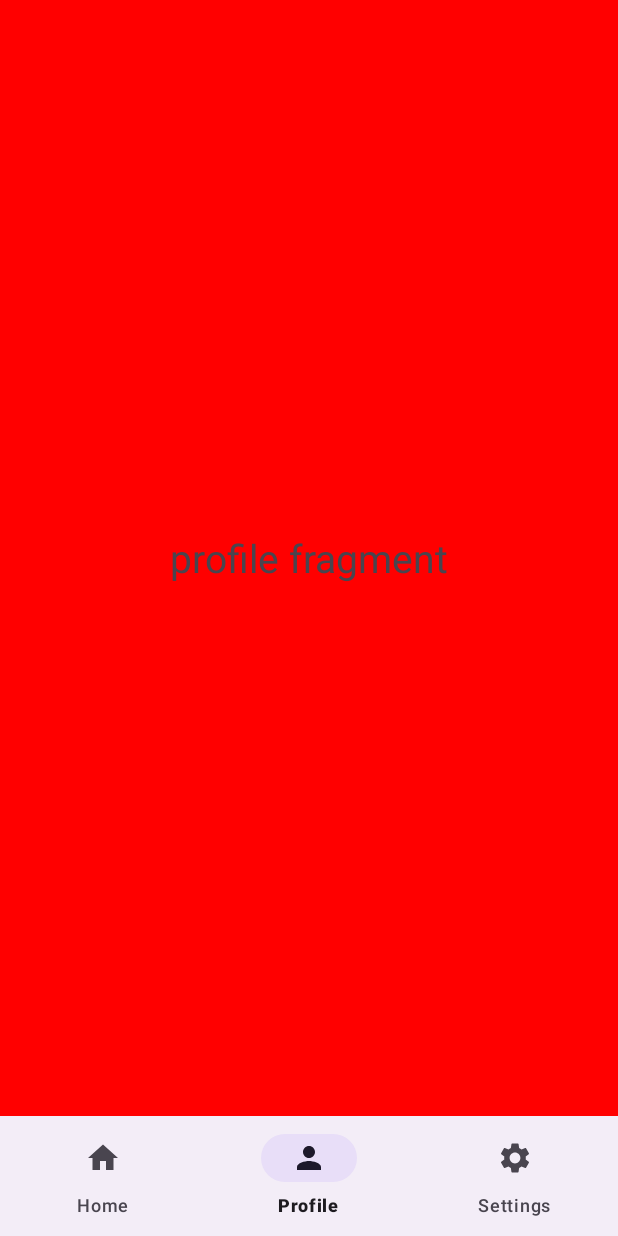
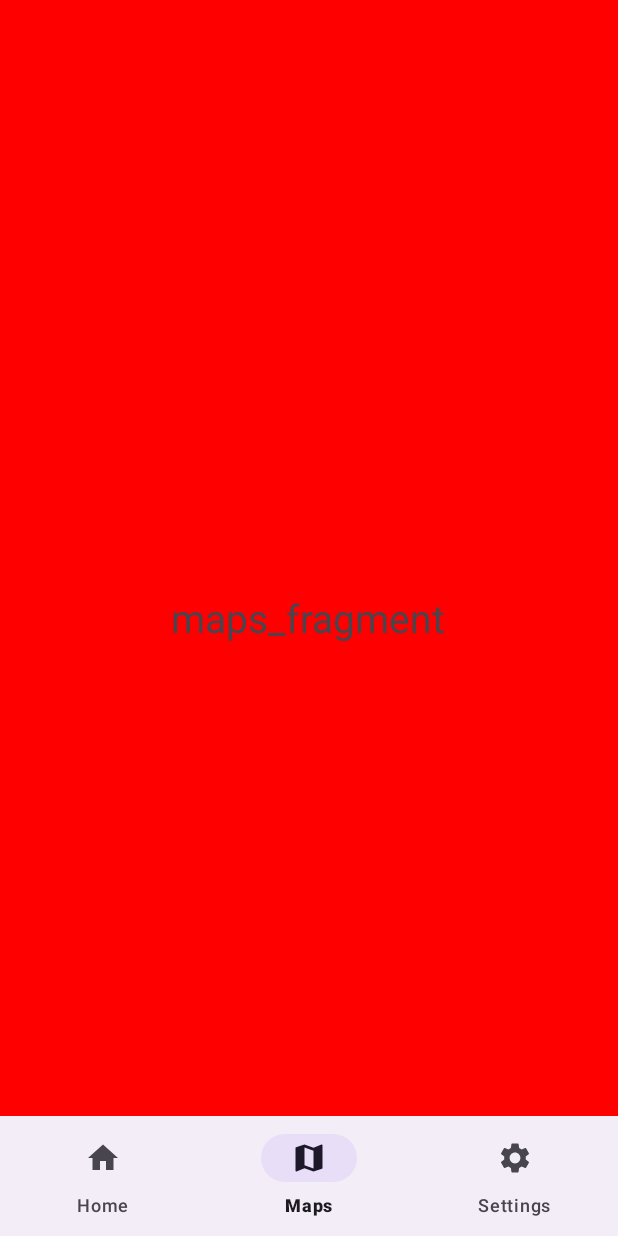
Before and after one commit to I2oman/NESColGlass_AndroidApp, an Android app: the screen it shows after launch (MainActivity), item 2 of the bottom bar chosen, on a phone screen of 412 x 824 dp. Run offline under Robolectric (Android 15) with nearby library versions, the phone set to English and light mode, and no system bars.

```diff
--- /dev/null
+++ b/app/src/main/java/com/example/nescolglass/FragmentPagerAdapter.java
@@ -0,0 +1,55 @@
+package com.example.nescolglass;
+
+import static com.example.nescolglass.Globals.INPUT_STREAM_DISCONNECT;
+import static com.example.nescolglass.Globals.INPUT_STREAM_FAIL;
+import static com.example.nescolglass.Globals.LASTDEVADDR;
+import static com.example.nescolglass.Globals.OUTPUT_STREAM_FAIL;
+import static com.example.nescolglass.Globals.SENDING_FAILURE;
+import static com.example.nescolglass.Globals.SOCKET_CLOSING_ERROR;
+import static com.example.nescolglass.Globals.SOCKET_FAIL;
+import static com.example.nescolglass.Globals.STATE_CONNECTED;
+import static com.example.nescolglass.Globals.STATE_CONNECTING;
+import static com.example.nescolglass.Globals.STATE_CONNECTION_FAILED;
+import static com.example.nescolglass.Globals.STATE_DISCONNECTED;
+import static com.example.nescolglass.Globals.STATE_DISCONNECTED_ERROR;
+import static com.example.nescolglass.Globals.STATE_DISCONNECTED_SUCCESS;
+import static com.example.nescolglass.Globals.STATE_LISTENING;
+import static com.example.nescolglass.Globals.STATE_MESSAGE_RECEIVED;
+import static com.example.nescolglass.Globals.STATE_MESSAGE_SENT;
+import static com.example.nescolglass.LocalStorage.putPrefs;
+
+
+import android.os.Handler;
+import android.util.Log;
+import android.widget.Toast;
+
+import androidx.annotation.NonNull;
+import androidx.fragment.app.Fragment;
+import androidx.fragment.app.FragmentActivity;
+import androidx.viewpager2.adapter.FragmentStateAdapter;
+
+public class FragmentPagerAdapter extends FragmentStateAdapter {
+    private SettingsPage settingsPage;
+
+    public FragmentPagerAdapter(@NonNull FragmentActivity fragment) {
+        super(fragment);
+    }
+
+    @NonNull
+    @Override
+    public Fragment createFragment(int position) {
+        switch (position){
+            case 0:
+                return new HomePage();
+            case 1:
+                return new MapsPage();
+        }
+        return null;
+    }
+
+    @Override
+    public int getItemCount() {
+        return 2;
+    }
+
+}
--- a/app/src/main/java/com/example/nescolglass/MainActivity.java
+++ b/app/src/main/java/com/example/nescolglass/MainActivity.java
@@ -30,6 +30,7 @@ import android.os.Bundle;
 import android.os.Handler;
 import android.provider.Settings;
 import android.util.Log;
+import android.view.MenuItem;
 import android.widget.Toast;
 
 import androidx.appcompat.app.AppCompatActivity;
@@ -38,12 +39,24 @@ import androidx.fragment.app.Fragment;
 import androidx.fragment.app.FragmentManager;
 import androidx.fragment.app.FragmentTransaction;
 
+import androidx.viewpager2.widget.ViewPager2;
+
 import com.example.nescolglass.databinding.ActivityMainBinding;
+import com.google.android.material.bottomnavigation.BottomNavigationItemView;
+import com.google.android.material.bottomnavigation.BottomNavigationView;
+
 
 import java.util.ArrayList;
 import java.util.Set;
 
 public class MainActivity extends AppCompatActivity {
+    MenuItem previousMenuItem;
+    private FragmentPagerAdapter aFragmetnadapter;
+
+    private BottomNavigationView mBottomNavigationView;
+
+
+    private ViewPager2 viewPager2;
     ActivityMainBinding binding;
     private LocalStorage localStorage;
     private BluetoothAdapter bluetoothAdapter;
@@ -74,7 +87,14 @@ public class MainActivity extends AppCompatActivity {
 
         binding = ActivityMainBinding.inflate(getLayoutInflater());
         setContentView(binding.getRoot());
-        replaceFragment(new HomePage());
+        mBottomNavigationView = binding.bottomNavigationView;
+        mBottomNavigationView.getMenu().getItem(2).setChecked(true);
+        viewPager2=findViewById(R.id.view_pager);
+        viewPager2.setAdapter(new FragmentPagerAdapter(this));
+
+
+
+
 
         localStorage = new LocalStorage(this);
 //        showPrefs();
@@ -103,19 +123,21 @@ public class MainActivity extends AppCompatActivity {
 
         binding.bottomNavigationView.setOnItemSelectedListener(item -> {
             if (item.getItemId() == R.id.menu_item_home) {
-                replaceFragment(new HomePage());
+                viewPager2.setCurrentItem(0);
                 return true;
-            } else if ((item.getItemId() == R.id.menu_item_profile)) {
-                replaceFragment(new ProfilePage());
+            } else if ((item.getItemId() == R.id.menu_item_maps)) {
+                viewPager2.setCurrentItem(1);
                 return true;
             } else if ((item.getItemId() == R.id.menu_item_settings)) {
                 replaceFragment(settingsPage);
                 return true;
             }
 
+
             return true;
         });
     }
+
 
     private void replaceFragment(Fragment fragment) {
         FragmentManager fragmentManager = getSupportFragmentManager();
@@ -123,6 +145,7 @@ public class MainActivity extends AppCompatActivity {
         fragmentTransaction.replace(R.id.frameLayout, fragment);
         fragmentTransaction.commit();
     }
+
 
     private void restartOrEnableNotificationListenerService() {
         if (!isNotificationServiceEnabled()) {
@@ -283,4 +306,6 @@ public class MainActivity extends AppCompatActivity {
             }
         }
     }
+
+
 }
--- /dev/null
+++ b/app/src/main/java/com/example/nescolglass/MapsPage.java
@@ -0,0 +1,22 @@
+package com.example.nescolglass;
+
+import android.os.Bundle;
+
+import androidx.fragment.app.Fragment;
+
+import android.view.LayoutInflater;
+import android.view.View;
+import android.view.ViewGroup;
+
+/**
+ * A simple {@link Fragment} subclass.
+ * Use the  factory method to
+ * create an instance of this fragment.
+ */
+public class MapsPage extends Fragment {
+    public View onCreateView(LayoutInflater inflater, ViewGroup container,
+                             Bundle savedInstanceState) {
+        // Inflate the layout for this fragment
+        return inflater.inflate(R.layout.fragment_maps, container, false);
+    }
+}
--- a/app/src/main/java/com/example/nescolglass/ProfilePage.java
+++ /dev/null
@@ -1,64 +0,0 @@
-package com.example.nescolglass;
-
-import android.os.Bundle;
-
-import androidx.fragment.app.Fragment;
-
-import android.view.LayoutInflater;
-import android.view.View;
-import android.view.ViewGroup;
-
-/**
- * A simple {@link Fragment} subclass.
- * Use the {@link ProfilePage#newInstance} factory method to
- * create an instance of this fragment.
- */
-public class ProfilePage extends Fragment {
-
-    // TODO: Rename parameter arguments, choose names that match
-    // the fragment initialization parameters, e.g. ARG_ITEM_NUMBER
-    private static final String ARG_PARAM1 = "param1";
-    private static final String ARG_PARAM2 = "param2";
-
-    // TODO: Rename and change types of parameters
-    private String mParam1;
-    private String mParam2;
-
-    public ProfilePage() {
-        // Required empty public constructor
-    }
-
-    /**
-     * Use this factory method to create a new instance of
-     * this fragment using the provided parameters.
-     *
-     * @param param1 Parameter 1.
-     * @param param2 Parameter 2.
-     * @return A new instance of fragment profileFragment.
-     */
-    // TODO: Rename and change types and number of parameters
-    public static ProfilePage newInstance(String param1, String param2) {
-        ProfilePage fragment = new ProfilePage();
-        Bundle args = new Bundle();
-        args.putString(ARG_PARAM1, param1);
-        args.putString(ARG_PARAM2, param2);
-        fragment.setArguments(args);
-        return fragment;
-    }
-
-    @Override
-    public void onCreate(Bundle savedInstanceState) {
-        super.onCreate(savedInstanceState);
-        if (getArguments() != null) {
-            mParam1 = getArguments().getString(ARG_PARAM1);
-            mParam2 = getArguments().getString(ARG_PARAM2);
-        }
-    }
-
-    @Override
-    public View onCreateView(LayoutInflater inflater, ViewGroup container,
-                             Bundle savedInstanceState) {
-        // Inflate the layout for this fragment
-        return inflater.inflate(R.layout.fragment_profile, container, false);
-    }
-}
--- /dev/null
+++ b/app/src/main/res/drawable/baseline_map_24.xml
@@ -0,0 +1,5 @@
+<vector xmlns:android="http://schemas.android.com/apk/res/android" android:height="24dp" android:tint="#000000" android:viewportHeight="24" android:viewportWidth="24" android:width="24dp">
+
+    <path android:fillColor="@android:color/white" android:pathData="M20.5,3l-0.16,0.03L15,5.1 9,3 3.36,4.9c-0.21,0.07 -0.36,0.25 -0.36,0.48V20.5c0,0.28 0.22,0.5 0.5,0.5l0.16,-0.03L9,18.9l6,2.1 5.64,-1.9c0.21,-0.07 0.36,-0.25 0.36,-0.48V3.5c0,-0.28 -0.22,-0.5 -0.5,-0.5zM15,19l-6,-2.11V5l6,2.11V19z"/>
+
+</vector>
--- a/app/src/main/res/drawable/baseline_person_24.xml
+++ /dev/null
@@ -1,12 +0,0 @@
-<vector xmlns:android="http://schemas.android.com/apk/res/android"
-    android:width="24dp"
-    android:height="24dp"
-    android:tint="#000000"
-    android:viewportWidth="24"
-    android:viewportHeight="24">
-
-    <path
-        android:fillColor="@android:color/white"
-        android:pathData="M12,12c2.21,0 4,-1.79 4,-4s-1.79,-4 -4,-4 -4,1.79 -4,4 1.79,4 4,4zM12,14c-2.67,0 -8,1.34 -8,4v2h16v-2c0,-2.66 -5.33,-4 -8,-4z" />
-
-</vector>
--- a/app/src/main/res/layout/activity_main.xml
+++ b/app/src/main/res/layout/activity_main.xml
@@ -4,7 +4,21 @@
     xmlns:tools="http://schemas.android.com/tools"
     android:layout_width="match_parent"
     android:layout_height="match_parent">
+    <com.google.android.material.tabs.TabLayout
+        android:layout_width="match_parent"
+        android:layout_height="wrap_content"
+        android:id="@+id/tab_layout"
+        tools:ignore="MissingConstraints">
 
+    </com.google.android.material.tabs.TabLayout>
+
+    <androidx.viewpager2.widget.ViewPager2
+        android:layout_width="match_parent"
+        android:layout_height="match_parent"
+        android:id="@+id/view_pager"
+        android:layout_below="@id/bottomNavigationView">
+
+    </androidx.viewpager2.widget.ViewPager2>
     <FrameLayout
         android:id="@+id/frameLayout"
         android:layout_width="0dp"
--- a/app/src/main/res/layout/fragment_profile.xml
+++ b/app/src/main/res/layout/fragment_maps.xml
@@ -4,14 +4,14 @@
     android:layout_width="match_parent"
     android:layout_height="match_parent"
     android:background="@color/red"
-    tools:context=".ProfilePage">
+    tools:context=".MapsPage">
 
     <!-- TODO: Update blank fragment layout -->
     <TextView
         android:layout_width="wrap_content"
         android:layout_height="wrap_content"
         android:layout_gravity="center"
-        android:text="@string/profile_fragment"
+        android:text="maps_fragment"
         android:textSize="26sp" />
 
 </FrameLayout>
--- a/app/src/main/res/menu/bottom_nav_menu.xml
+++ b/app/src/main/res/menu/bottom_nav_menu.xml
@@ -6,9 +6,9 @@
         android:icon="@drawable/baseline_home_24"
         android:title="Home" />
     <item
-        android:id="@+id/menu_item_profile"
-        android:icon="@drawable/baseline_person_24"
-        android:title="Profile" />
+        android:id="@+id/menu_item_maps"
+        android:icon="@drawable/baseline_map_24"
+        android:title="Maps" />
     <item
         android:id="@+id/menu_item_settings"
         android:icon="@drawable/baseline_settings_24"
```
